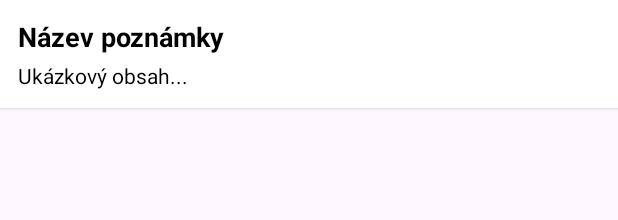
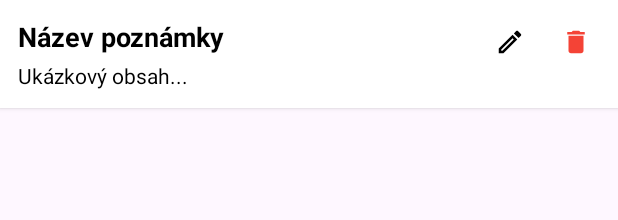
Before and after one commit to YaBo1Tom/github-tk-pma-2026, an Android app: the layout item_note.xml on its own in the app's theme, with its tools: preview values and no code run, on a phone screen of 412 x 824 dp. Shown: the top 220 px of the screen. Run offline under Robolectric (Android 15) with nearby library versions, the phone set to English and light mode, and no system bars.

Commit message:
#9 Room DB - mazani

```diff
--- a/009_RoomDB/app/src/main/java/com/example/a009_roomdb/MainActivity.kt
+++ b/009_RoomDB/app/src/main/java/com/example/a009_roomdb/MainActivity.kt
@@ -8,14 +8,19 @@ import androidx.core.view.ViewCompat
 import androidx.core.view.WindowInsetsCompat
 import androidx.lifecycle.lifecycleScope
 import androidx.recyclerview.widget.LinearLayoutManager
+import com.example.a009_roomdb.data.Note
+import com.example.a009_roomdb.data.NoteDao
 import com.example.a009_roomdb.data.NoteHubDatabaseInstance
 import com.example.a009_roomdb.databinding.ActivityMainBinding
+import kotlinx.coroutines.Dispatchers
 import kotlinx.coroutines.flow.collectLatest
 import kotlinx.coroutines.launch
 
 class MainActivity : AppCompatActivity() {
 
     private lateinit var binding: ActivityMainBinding
+    private lateinit var noteDao: NoteDao
+    private lateinit var adapter: NoteAdapter
 
     override fun onCreate(savedInstanceState: Bundle?) {
         super.onCreate(savedInstanceState)
@@ -36,15 +41,22 @@ class MainActivity : AppCompatActivity() {
 
         /* Zobrazování poznámek */
 
-        // 1) Adaptér
-        val adapter = NoteAdapter()
+        // 1) Adaptér s callbacky pro editaci a mazání
+        adapter = NoteAdapter(
+            onEditClick = { note ->
+                // editace bude doplněna později
+            },
+            onDeleteClick = { note ->
+                deleteNote(note)
+            }
+        )
 
         // 2) Nastavení RecyclerView
         binding.recyclerViewNotes.layoutManager = LinearLayoutManager(this)
         binding.recyclerViewNotes.adapter = adapter
 
         // 3) DAO
-        val noteDao = NoteHubDatabaseInstance.getDatabase(applicationContext).noteDao()
+        noteDao = NoteHubDatabaseInstance.getDatabase(applicationContext).noteDao()
 
         // 4) Pozorování Flow z Room – korutina je vázaná na životní cyklus aktivity
         lifecycleScope.launch {
@@ -53,4 +65,11 @@ class MainActivity : AppCompatActivity() {
             }
         }
     }
+
+    private fun deleteNote(note: Note) {
+        // DB operace na IO vlákně; korutina se ukončí se zničením aktivity
+        lifecycleScope.launch(Dispatchers.IO) {
+            noteDao.delete(note)
+        }
+    }
 }
--- a/009_RoomDB/app/src/main/java/com/example/a009_roomdb/NoteAdapter.kt
+++ b/009_RoomDB/app/src/main/java/com/example/a009_roomdb/NoteAdapter.kt
@@ -6,7 +6,10 @@ import androidx.recyclerview.widget.RecyclerView
 import com.example.a009_roomdb.data.Note
 import com.example.a009_roomdb.databinding.ItemNoteBinding
 
-class NoteAdapter : RecyclerView.Adapter<NoteAdapter.NoteViewHolder>() {
+class NoteAdapter(
+    private val onEditClick: (Note) -> Unit,
+    private val onDeleteClick: (Note) -> Unit
+) : RecyclerView.Adapter<NoteAdapter.NoteViewHolder>() {
 
     // Seznam poznámek, které se mají zobrazit
     private var notes: List<Note> = emptyList()
@@ -28,6 +31,10 @@ class NoteAdapter : RecyclerView.Adapter<NoteAdapter.NoteViewHolder>() {
         val currentNote = notes[position]
         holder.binding.tvNoteTitle.text = currentNote.title
         holder.binding.tvNoteContent.text = currentNote.content
+
+        // Kliknutí na ikonu EDIT / DELETE předáme ven (řeší MainActivity)
+        holder.binding.ivEdit.setOnClickListener { onEditClick(currentNote) }
+        holder.binding.ivDelete.setOnClickListener { onDeleteClick(currentNote) }
     }
 
     // Počet poznámek → RecyclerView ví, kolik řádků vykreslit
--- /dev/null
+++ b/009_RoomDB/app/src/main/res/drawable/baseline_delete_24.xml
@@ -0,0 +1,10 @@
+<vector xmlns:android="http://schemas.android.com/apk/res/android"
+    android:width="24dp"
+    android:height="24dp"
+    android:viewportWidth="24"
+    android:viewportHeight="24"
+    android:tint="?attr/colorControlNormal">
+  <path
+      android:fillColor="@android:color/white"
+      android:pathData="M6,19c0,1.1 0.9,2 2,2h8c1.1,0 2,-0.9 2,-2V7H6v12zM19,4h-3.5l-1,-1h-5l-1,1H5v2h14V4z"/>
+</vector>
--- /dev/null
+++ b/009_RoomDB/app/src/main/res/drawable/outline_edit_24.xml
@@ -0,0 +1,10 @@
+<vector xmlns:android="http://schemas.android.com/apk/res/android"
+    android:width="24dp"
+    android:height="24dp"
+    android:viewportWidth="24"
+    android:viewportHeight="24"
+    android:tint="?attr/colorControlNormal">
+  <path
+      android:fillColor="@android:color/white"
+      android:pathData="M3,17.25V21h3.75L17.81,9.94l-3.75,-3.75L3,17.25zM5.92,19H5v-0.92l9.06,-9.06 0.92,0.92L5.92,19zM20.71,7.04c0.39,-0.39 0.39,-1.02 0,-1.41l-2.34,-2.34c-0.39,-0.39 -1.02,-0.39 -1.41,0l-1.83,1.83 3.75,3.75 1.83,-1.83z"/>
+</vector>
--- a/009_RoomDB/app/src/main/res/layout/item_note.xml
+++ b/009_RoomDB/app/src/main/res/layout/item_note.xml
@@ -1,13 +1,21 @@
 <?xml version="1.0" encoding="utf-8"?>
 <LinearLayout xmlns:android="http://schemas.android.com/apk/res/android"
+    xmlns:app="http://schemas.android.com/apk/res-auto"
     android:layout_width="match_parent"
     android:layout_height="wrap_content"
     android:layout_marginBottom="8dp"
     android:background="@android:color/white"
     android:elevation="2dp"
     android:foreground="?attr/selectableItemBackground"
-    android:orientation="vertical"
+    android:orientation="horizontal"
     android:padding="12dp">
+
+    <!-- Texty vlevo -->
+    <LinearLayout
+        android:layout_width="0dp"
+        android:layout_height="wrap_content"
+        android:layout_weight="1"
+        android:orientation="vertical">
 
         <!-- Název poznámky -->
         <TextView
@@ -28,5 +36,27 @@
             android:text="Ukázkový obsah..."
             android:textColor="@android:color/black"
             android:textSize="14sp" />
+    </LinearLayout>
+
+    <!-- EDIT icon -->
+    <ImageView
+        android:id="@+id/ivEdit"
+        android:layout_width="32dp"
+        android:layout_height="32dp"
+        android:layout_marginEnd="12dp"
+        android:contentDescription="Upravit poznámku"
+        android:padding="6dp"
+        android:src="@drawable/outline_edit_24"
+        app:tint="@android:color/black" />
+
+    <!-- DELETE icon -->
+    <ImageView
+        android:id="@+id/ivDelete"
+        android:layout_width="32dp"
+        android:layout_height="32dp"
+        android:contentDescription="Smazat poznámku"
+        android:padding="6dp"
+        android:src="@drawable/baseline_delete_24"
+        app:tint="#F44336" />
 
 </LinearLayout>
```
Lines whose indentation alone changed are shown as unchanged.
